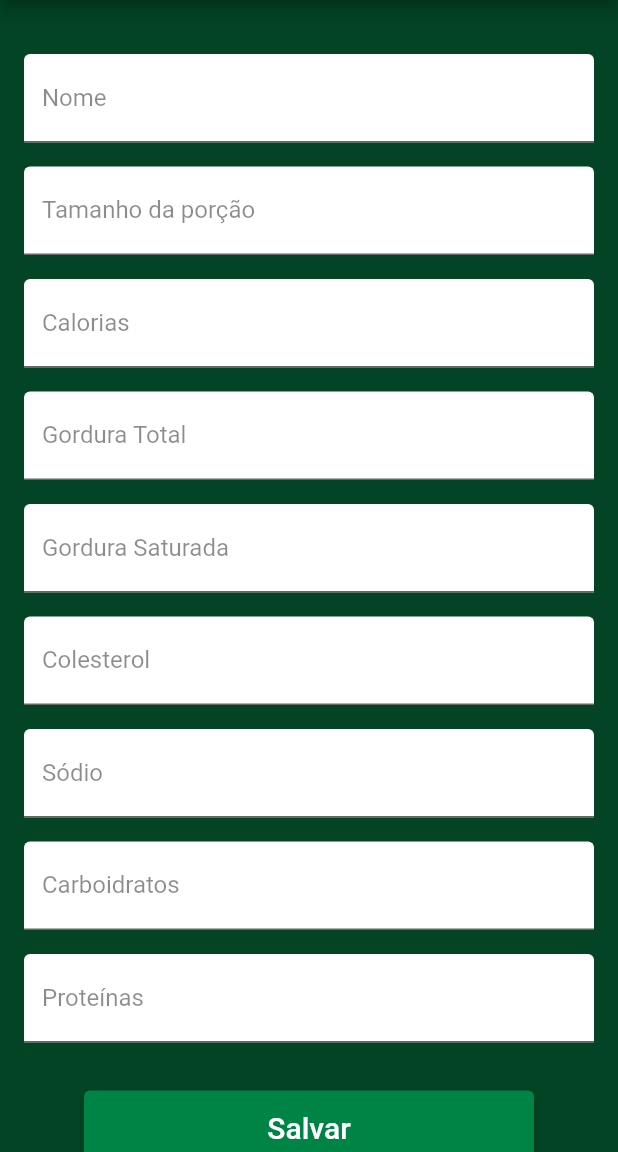
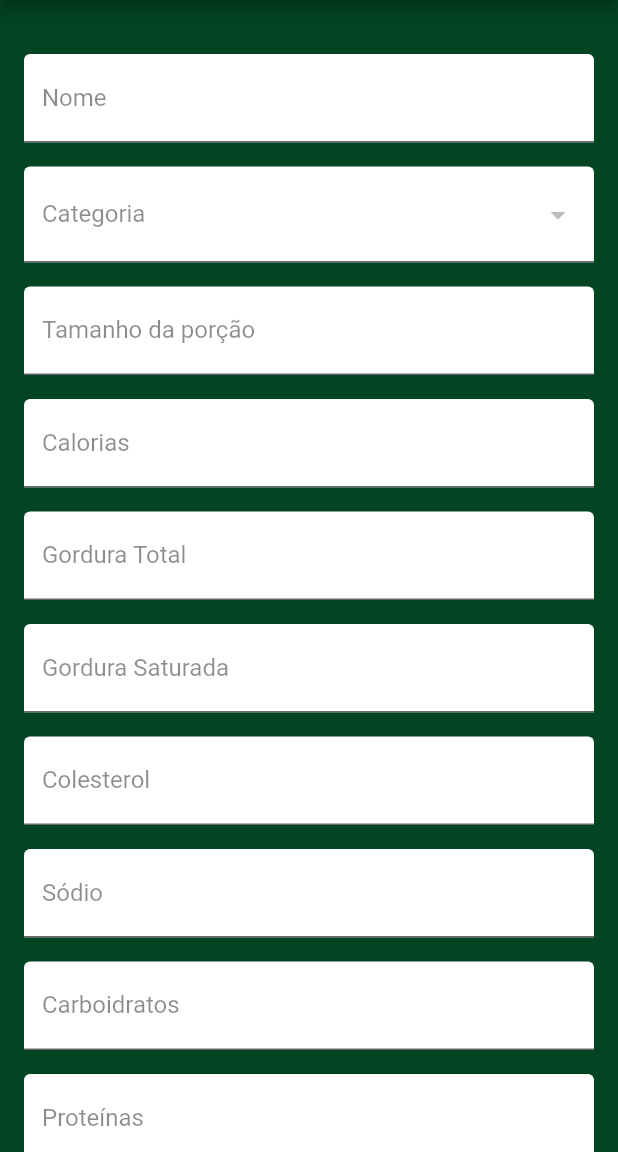
Before and after one commit to joaokrieger/food-tips, a Flutter app: the FoodList screen opened directly, after a tap on the "add" icon, on a phone screen of 412 x 824 dp, the part 84-1236 px from its top. Run offline on Flutter 3.47's test engine with Material 2 defaults, Android fonts, the phone set to English and light mode, and no system bars; network calls fail.

Commit message:
cadastro de produto e edição funcionando

```diff
--- a/lib/src/views/foodRegister.dart
+++ b/lib/src/views/foodRegister.dart
@@ -1,5 +1,6 @@
 import 'package:flutter/material.dart';
 import 'package:food_tips/src/models/food.dart';
+import 'package:food_tips/src/models/foodCategory.dart';
 import 'package:food_tips/src/views/foodList.dart';
 import 'dart:convert';
 import '../services/apiService.dart';
@@ -18,6 +19,37 @@ class FoodRegisterScreen extends StatefulWidget {
 }
 
 class _FoodRegisterScreenState extends State<FoodRegisterScreen> {
+  List<FoodCategory> categoriesList = [];
+  FoodCategory? selectedCategory; // Categoria selecionada
+
+  @override
+  void initState() {
+    super.initState();
+    fetchCategories();
+  }
+
+  Future<void> fetchCategories() async {
+    final response = await ApiService().getRequest(
+        'http://10.0.2.2:8000/api/v1/foodtype/');
+
+    if (response.statusCode == 200) {
+      String responseBody = utf8.decode(response.bodyBytes);
+      dynamic jsonData = jsonDecode(responseBody);
+      final results = jsonData['results'] as List<dynamic>;
+      List<FoodCategory> categories = results
+          .map((result) => FoodCategory(
+        id: result['id'],
+        description: result['description'],
+      ))
+          .toList();
+      categoriesList = categories;
+    } else {
+      // Handle the error
+      print('Error: Failed to fetch data');
+    }
+    setState(() {});
+
+  }
 
   late Food? food;
   late final int idFood;
@@ -46,21 +78,22 @@ class _FoodRegisterScreenState extends State<FoodRegisterScreen> {
 
   Future<void> _foodRegister () async {
 
+    final body = json.encode({
+      'description': _descriptionController.text,
+      'calories': _caloriesController.text != '' ? double.parse(_caloriesController.text) : 0,
+      'carbohydrate': _carbohydrateController.text != '' ? double.parse(_carbohydrateController.text): 0,
+      'proteins': _proteinsController.text != '' ? double.parse(_proteinsController.text): 0,
+      'cholesterol': _cholesterolController.text != '' ? double.parse(_cholesterolController.text): 0,
+      'saturated_fat': _saturedFatController.text != '' ? double.parse(_saturedFatController.text): 0,
+      'servingSize': _servingSizeController.text != '' ? double.parse(_servingSizeController.text): 0,
+      'sodium': _sodiumController.text != '' ? double.parse(_sodiumController.text): 0,
+      'total_fat': double.parse(_totalFatController.text),
+      'food_type': selectedCategory?.id
+    });
+
     if (idFood > 0) {
 
       final url = 'http://10.0.2.2:8000/api/v1/food/${idFood}/';
-
-      final body = json.encode({
-        'description': _descriptionController.text,
-        'calories': _caloriesController.text,
-        'carbohydrate': _carbohydrateController.text,
-        'proteins': _proteinsController.text,
-        'cholesterol': _cholesterolController.text,
-        'saturated_fat': _saturedFatController.text,
-        'servingSize': _servingSizeController.text,
-        'sodium': _sodiumController.text,
-        'total_fat': _totalFatController.text,
-      });
 
       final response = await ApiService().putRequest(url, body);
 
@@ -94,18 +127,6 @@ class _FoodRegisterScreenState extends State<FoodRegisterScreen> {
     else {
 
       final url = 'http://10.0.2.2:8000/api/v1/food/';
-
-      final body = json.encode({
-        'description': _descriptionController.text,
-        'calories': _caloriesController.text,
-        'carbohydrate': _carbohydrateController.text,
-        'proteins': _proteinsController.text,
-        'cholesterol': _cholesterolController.text,
-        'saturated_fat': _saturedFatController.text,
-        'servingSize': _servingSizeController.text,
-        'sodium': _sodiumController.text,
-        'total_fat': _totalFatController.text,
-      });
 
       final response = await ApiService().postRequest(url, body);
 
@@ -191,7 +212,7 @@ class _FoodRegisterScreenState extends State<FoodRegisterScreen> {
                   children: [
                     TextField(
                       controller: _descriptionController,
-                      decoration: InputDecoration(
+                      decoration: const InputDecoration(
                         labelText: 'Nome',
                         labelStyle: TextStyle(
                           color: Colors.black45, // Defina a cor desejada aqui
@@ -201,10 +222,36 @@ class _FoodRegisterScreenState extends State<FoodRegisterScreen> {
                       ),
                     ),
                     SizedBox(height: 16.0),
+
+
+                DropdownButtonFormField<FoodCategory>(
+                  value: selectedCategory,
+                  items: categoriesList.map((category) {
+                    return DropdownMenuItem<FoodCategory>(
+                      value: category,
+                      child: Text(category.description),
+                    );
+                  }).toList(),
+                  onChanged: (value) {
+                    setState(() {
+                      selectedCategory = value;
+                    });
+                  },
+                  decoration: const InputDecoration(
+                    labelText: 'Categoria',
+                    labelStyle: TextStyle(
+                      color: Colors.black45, // Defina a cor desejada aqui
+                    ),
+                    filled: true,
+                    fillColor: Colors.white,
+                  ),
+                ),
+
+                    SizedBox(height: 16.0),
                     TextField(
                       controller: _servingSizeController,
                       keyboardType: TextInputType.number,
-                      decoration: InputDecoration(
+                      decoration: const InputDecoration(
                         labelText: 'Tamanho da porção',
                         labelStyle: TextStyle(
                           color: Colors.black45, // Defina a cor desejada aqui
@@ -217,11 +264,11 @@ class _FoodRegisterScreenState extends State<FoodRegisterScreen> {
                         ),
                       ),
                     ),
-                    SizedBox(height: 16.0),
+                    const SizedBox(height: 16.0),
                     TextField(
                       controller: _caloriesController,
                       keyboardType: TextInputType.number,
-                      decoration: InputDecoration(
+                      decoration: const InputDecoration(
                         labelText: 'Calorias',
                         labelStyle: TextStyle(
                           color: Colors.black45, // Defina a cor desejada aqui
@@ -234,11 +281,11 @@ class _FoodRegisterScreenState extends State<FoodRegisterScreen> {
                         ),
                       ),
                     ),
-                    SizedBox(height: 16.0),
+                    const SizedBox(height: 16.0),
                     TextField(
                       controller: _totalFatController,
                       keyboardType: TextInputType.number,
-                      decoration: InputDecoration(
+                      decoration: const InputDecoration(
                         labelText: 'Gordura Total',
                         labelStyle: TextStyle(
                           color: Colors.black45, // Defina a cor desejada aqui
@@ -255,7 +302,7 @@ class _FoodRegisterScreenState extends State<FoodRegisterScreen> {
                     TextField(
                       controller: _saturedFatController,
                       keyboardType: TextInputType.number,
-                      decoration: InputDecoration(
+                      decoration: const InputDecoration(
                         labelText: 'Gordura Saturada',
                         labelStyle: TextStyle(
                           color: Colors.black45, // Defina a cor desejada aqui
@@ -272,7 +319,7 @@ class _FoodRegisterScreenState extends State<FoodRegisterScreen> {
                     TextField(
                       controller: _cholesterolController,
                       keyboardType: TextInputType.number,
-                      decoration: InputDecoration(
+                      decoration: const InputDecoration(
                         labelText: 'Colesterol',
                         labelStyle: TextStyle(
                           color: Colors.black45, // Defina a cor desejada aqui
@@ -289,7 +336,7 @@ class _FoodRegisterScreenState extends State<FoodRegisterScreen> {
                     TextField(
                       controller: _sodiumController,
                       keyboardType: TextInputType.number,
-                      decoration: InputDecoration(
+                      decoration: const InputDecoration(
                         labelText: 'Sódio',
                         labelStyle: TextStyle(
                           color: Colors.black45, // Defina a cor desejada aqui
@@ -306,7 +353,7 @@ class _FoodRegisterScreenState extends State<FoodRegisterScreen> {
                     TextField(
                       controller: _carbohydrateController,
                       keyboardType: TextInputType.number,
-                      decoration: InputDecoration(
+                      decoration: const InputDecoration(
                         labelText: 'Carboidratos',
                         labelStyle: TextStyle(
                           color: Colors.black45, // Defina a cor desejada aqui
@@ -323,7 +370,7 @@ class _FoodRegisterScreenState extends State<FoodRegisterScreen> {
                     TextField(
                       controller: _proteinsController,
                       keyboardType: TextInputType.number,
-                      decoration: InputDecoration(
+                      decoration: const InputDecoration(
                         labelText: 'Proteínas',
                         labelStyle: TextStyle(
                           color: Colors.black45, // Defina a cor desejada aqui
@@ -342,14 +389,14 @@ class _FoodRegisterScreenState extends State<FoodRegisterScreen> {
                       width: 300.0,
                       child: ElevatedButton(
                         onPressed: _foodRegister,
-                        child: Text(
+                        style: ButtonStyle(
+                          backgroundColor: MaterialStateProperty.all<Color>(Color(0xFF008445)), // Altere para a cor desejada
+                        ),
+                        child: const Text(
                           'Salvar',
                           style: TextStyle(
                             fontSize: 20,
                           ),
-                        ),
-                        style: ButtonStyle(
-                          backgroundColor: MaterialStateProperty.all<Color>(Color(0xFF008445)), // Altere para a cor desejada
                         ),
                       ),
                     ),
@@ -363,14 +410,14 @@ class _FoodRegisterScreenState extends State<FoodRegisterScreen> {
                             visible: idFood > 0,
                             child: ElevatedButton(
                               onPressed: _foodRemove,
-                              child: Text(
+                              style: ButtonStyle(
+                                backgroundColor: MaterialStateProperty.all<Color>(Colors.red), // Altere para a cor desejada
+                              ),
+                              child: const Text(
                                 'Excluir',
                                 style: TextStyle(
                                   fontSize: 20,
                                 ),
-                              ),
-                              style: ButtonStyle(
-                                backgroundColor: MaterialStateProperty.all<Color>(Colors.red), // Altere para a cor desejada
                               ),
                             ),
                           ),
```
Also changed, not shown: lib/src/views/foodList.dart (+31 -10 lines).
